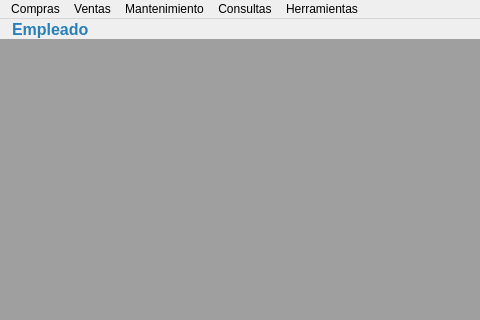
Old version of the form Sistema de ventas/ui/FrmPrincipal.ui in the repository CodeDrTech/DevelopPython; both pictures show x 128 to 608 and y 0 to 320 of the 1236 by 874 pixel window.
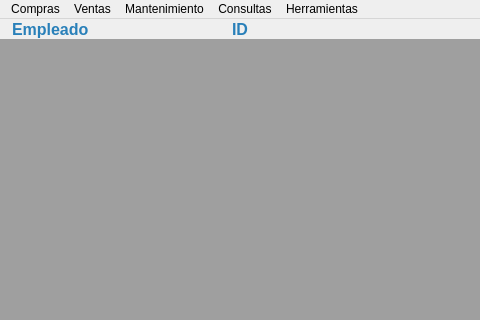
New version of the form.

The edit to the form file:
```diff
--- a/Sistema de ventas/ui/FrmPrincipal.ui
+++ b/Sistema de ventas/ui/FrmPrincipal.ui
@@ -88,6 +88,32 @@
      <string>Empleado</string>
     </property>
    </widget>
+   <widget class="QLabel" name="lblIdEmpleado">
+    <property name="geometry">
+     <rect>
+      <x>360</x>
+      <y>0</y>
+      <width>17</width>
+      <height>21</height>
+     </rect>
+    </property>
+    <property name="font">
+     <font>
+      <pointsize>-1</pointsize>
+      <bold>true</bold>
+     </font>
+    </property>
+    <property name="styleSheet">
+     <string notr="true">QLabel {
+    color: #2980b9;
+    font-size: 16px;
+    font-weight: bold;
+}</string>
+    </property>
+    <property name="text">
+     <string>ID</string>
+    </property>
+   </widget>
   </widget>
   <widget class="QMenuBar" name="menubar">
    <property name="geometry">
```
Left out of the diff: 4 changed lines with no effect on the pictures.
